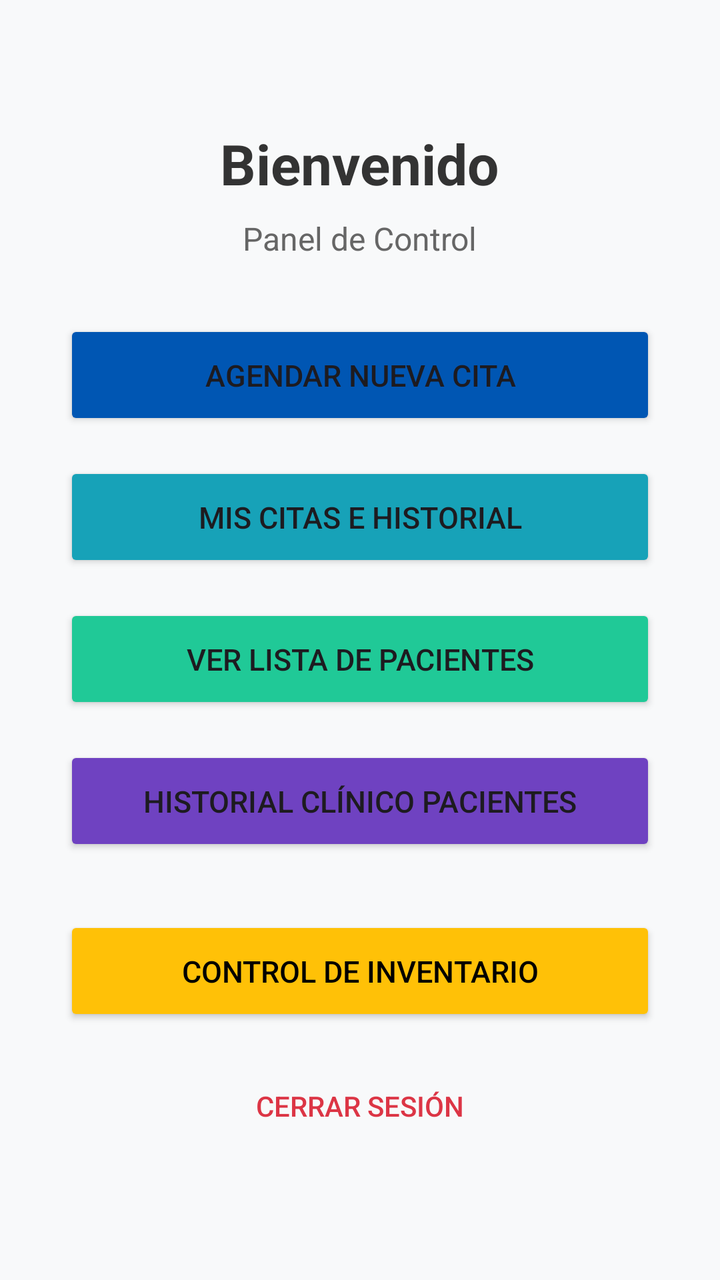
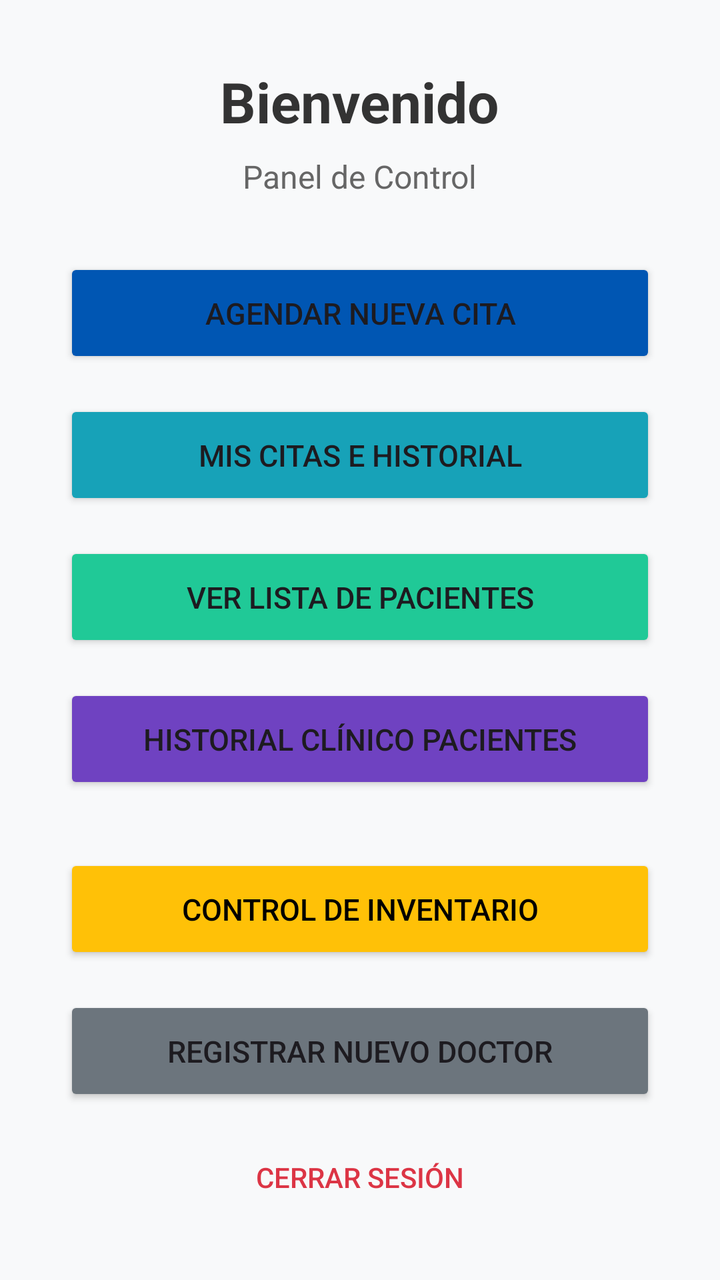

Compare the two renders of this Android layout. The source of the first and the diff that turns it into the second are given below.
<!-- AndroidManifest.xml: application theme Theme.Proyecto_integrador -->
<!-- res/layout/activity_main.xml -->
<?xml version="1.0" encoding="utf-8"?>
<LinearLayout xmlns:android="http://schemas.android.com/apk/res/android"
    android:layout_width="match_parent"
    android:layout_height="match_parent"
    android:orientation="vertical"
    android:padding="32dp"
    android:gravity="center"
    android:background="#F8F9FA">

    
    <TextView
        android:layout_width="wrap_content"
        android:layout_height="wrap_content"
        android:text="Bienvenido"
        android:textSize="28sp"
        android:textStyle="bold"
        android:textColor="#333333"
        android:layout_marginBottom="8dp"/>

    <TextView
        android:layout_width="wrap_content"
        android:layout_height="wrap_content"
        android:text="Panel de Control"
        android:textSize="16sp"
        android:textColor="#666666"
        android:layout_marginBottom="30dp"/>

    
    <Button
        android:id="@+id/btnAgendarCita"
        android:layout_width="match_parent"
        android:layout_height="55dp"
        android:text="AGENDAR NUEVA CITA"
        android:textSize="15sp"
        android:backgroundTint="#0056b3"
        android:layout_marginBottom="16dp"/>

    
    <Button
        android:id="@+id/btnVerHistorial"
        android:layout_width="match_parent"
        android:layout_height="55dp"
        android:text="MIS CITAS E HISTORIAL"
        android:textSize="15sp"
        android:backgroundTint="#17a2b8"
        android:layout_marginBottom="16dp"/>

    
    <Button
        android:id="@+id/btnVerPacientes"
        android:layout_width="match_parent"
        android:layout_height="55dp"
        android:text="VER LISTA DE PACIENTES"
        android:textSize="15sp"
        android:backgroundTint="#20c997"
        android:layout_marginBottom="16dp"/>

    
    <Button
        android:id="@+id/btnHistorialClinico"
        android:layout_width="match_parent"
        android:layout_height="55dp"
        android:text="HISTORIAL CLÍNICO PACIENTES"
        android:textSize="15sp"
        android:backgroundTint="#6f42c1"
        android:layout_marginBottom="30dp"/>

    
    <Button
        android:id="@+id/btnInventario"
        android:layout_width="match_parent"
        android:layout_height="55dp"
        android:text="CONTROL DE INVENTARIO"
        android:textSize="15sp"
        android:backgroundTint="#ffc107"
        android:textColor="#000000"
        android:layout_marginBottom="16dp"/>

    
    <Button
        android:id="@+id/btnCerrarSesion"
        android:layout_width="match_parent"
        android:layout_height="wrap_content"
        android:text="CERRAR SESIÓN"
        android:textColor="#dc3545"
        android:backgroundTint="#FFFFFF"
        style="?android:attr/borderlessButtonStyle"/>

</LinearLayout>
<!-- resources referenced by this layout -->
<resources>
  <style name="Theme.Proyecto_integrador" parent="Base.Theme.Proyecto_integrador" />
  <style name="Base.Theme.Proyecto_integrador" parent="Theme.Material3.DayNight.NoActionBar">
          
          
      </style>
</resources>

<!-- the commit's change to res/layout/activity_main.xml (unified diff, before → after) -->
@@ -78,6 +78,16 @@
 
     
     <Button
+        android:id="@+id/btnRegistrarDoctor"
+        android:layout_width="match_parent"
+        android:layout_height="55dp"
+        android:text="REGISTRAR NUEVO DOCTOR"
+        android:textSize="15sp"
+        android:backgroundTint="#6c757d"
+        android:layout_marginBottom="16dp"/>
+
+    
+    <Button
         android:id="@+id/btnCerrarSesion"
         android:layout_width="match_parent"
         android:layout_height="wrap_content"
